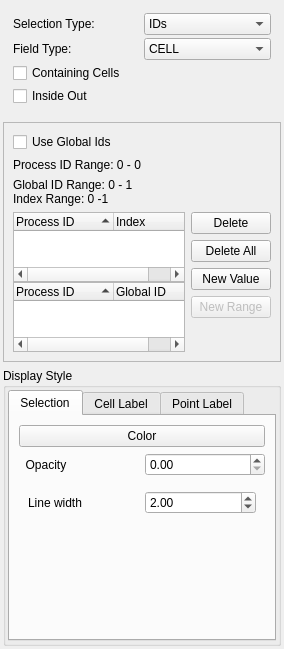
Qt form Qt/Components/Resources/UI/pqSelectionInspectorPanel.ui (wildmichael/ParaView3-enhancements-old) before a commit.
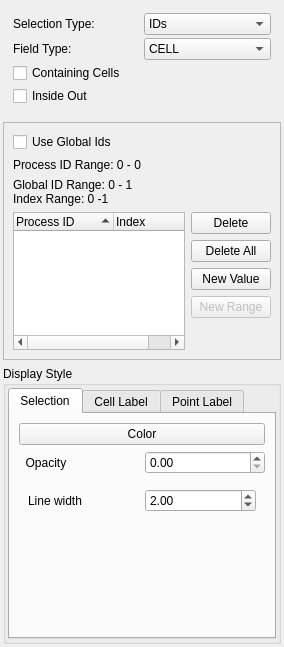
The same form after that commit. Custom widgets are drawn as their Qt base class.

Commit message: ENH: Fixed part of BUG #5565. Now process id is shown only when the connection has more than 1 processes. Also, we are now using the same widget for global ids and indices since we are linking with the same servermanager property.

```diff
--- a/Qt/Components/Resources/UI/pqSelectionInspectorPanel.ui
+++ b/Qt/Components/Resources/UI/pqSelectionInspectorPanel.ui
@@ -312,40 +312,6 @@
            </column>
           </widget>
          </item>
-         <item>
-          <widget class="QTreeWidget" name="GlobalIDs" >
-           <property name="sizePolicy" >
-            <sizepolicy>
-             <hsizetype>5</hsizetype>
-             <vsizetype>7</vsizetype>
-             <horstretch>0</horstretch>
-             <verstretch>0</verstretch>
-            </sizepolicy>
-           </property>
-           <property name="alternatingRowColors" >
-            <bool>true</bool>
-           </property>
-           <property name="selectionMode" >
-            <enum>QAbstractItemView::ExtendedSelection</enum>
-           </property>
-           <property name="rootIsDecorated" >
-            <bool>false</bool>
-           </property>
-           <property name="sortingEnabled" >
-            <bool>true</bool>
-           </property>
-           <column>
-            <property name="text" >
-             <string>Process ID</string>
-            </property>
-           </column>
-           <column>
-            <property name="text" >
-             <string>Global ID</string>
-            </property>
-           </column>
-          </widget>
-         </item>
         </layout>
        </item>
       </layout>
@@ -1426,11 +1392,6 @@
   </layout>
  </widget>
  <customwidgets>
-  <customwidget>
-   <class>pqColorChooserButton</class>
-   <extends>QPushButton</extends>
-   <header>pqColorChooserButton.h</header>
-  </customwidget>
   <customwidget>
    <class>pqCollapsedGroup</class>
    <extends>QGroupBox</extends>
@@ -1442,6 +1403,11 @@
    <extends>QWidget</extends>
    <header>pqDoubleRangeWidget.h</header>
   </customwidget>
+  <customwidget>
+   <class>pqColorChooserButton</class>
+   <extends>QPushButton</extends>
+   <header>pqColorChooserButton.h</header>
+  </customwidget>
  </customwidgets>
  <resources/>
  <connections>
```
Left out of the diff: 32 changed lines with no effect on the pictures. The commit also changes 3 other files.
